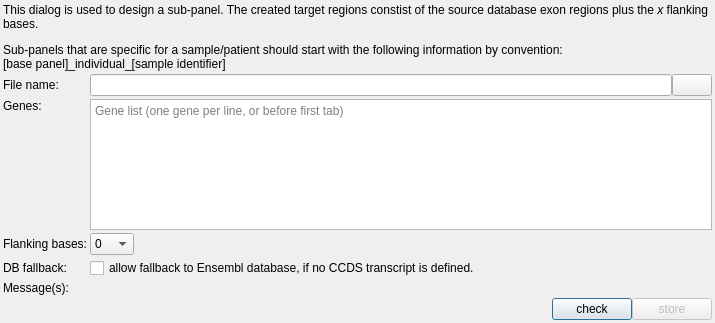
First picture: the form in src/GSvar/SubpanelDesignDialog.ui, repository imgag/ngs-bits, before the edit.
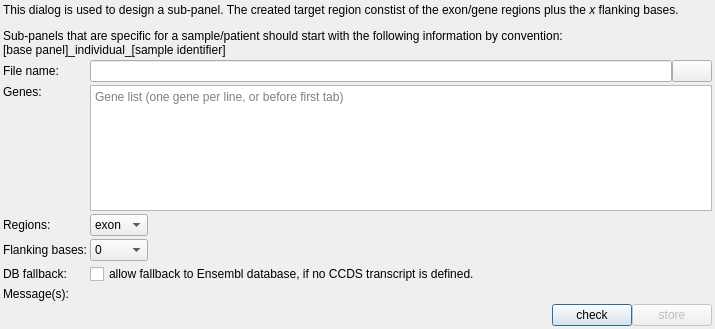
Second picture: the form after the edit. Icons and pictures are not drawn.

Commit message: GSvar: Sub-panels can now be designed gene-wise in addition to exon-wise

Diff of the .ui file:
```diff
--- a/src/GSvar/SubpanelDesignDialog.ui
+++ b/src/GSvar/SubpanelDesignDialog.ui
@@ -29,50 +29,95 @@
    <property name="spacing">
     <number>3</number>
    </property>
-   <item row="1" column="0">
-    <widget class="QLabel" name="label_3">
-     <property name="text">
-      <string>File name:</string>
-     </property>
-    </widget>
-   </item>
-   <item row="0" column="0" colspan="2">
-    <widget class="QLabel" name="label_5">
-     <property name="sizePolicy">
-      <sizepolicy hsizetype="Preferred" vsizetype="Fixed">
-       <horstretch>0</horstretch>
-       <verstretch>0</verstretch>
-      </sizepolicy>
-     </property>
-     <property name="text">
-      <string>&lt;html&gt;&lt;head/&gt;&lt;body&gt;&lt;p&gt;This dialog is used to design a sub-panel. The created target regions constist of the source database exon regions plus the &lt;span style=&quot; font-style:italic;&quot;&gt;x&lt;/span&gt; flanking bases.&lt;/p&gt;&lt;p&gt;Sub-panels that are specific for a sample/patient should start with the following information by convention:&lt;br/&gt;[base panel]_individual_[sample identifier]&lt;/p&gt;&lt;/body&gt;&lt;/html&gt;</string>
-     </property>
-     <property name="scaledContents">
-      <bool>false</bool>
-     </property>
-     <property name="wordWrap">
-      <bool>true</bool>
-     </property>
-    </widget>
-   </item>
    <item row="5" column="0">
+    <widget class="QLabel" name="label_6">
+     <property name="text">
+      <string>Flanking bases:</string>
+     </property>
+    </widget>
+   </item>
+   <item row="6" column="0">
     <widget class="QLabel" name="label_7">
      <property name="text">
       <string>DB fallback:</string>
      </property>
     </widget>
    </item>
-   <item row="3" column="0">
-    <widget class="QLabel" name="label">
+   <item row="8" column="0" colspan="2">
+    <layout class="QHBoxLayout" name="horizontalLayout">
+     <property name="spacing">
+      <number>0</number>
+     </property>
+     <item>
+      <spacer name="horizontalSpacer">
+       <property name="orientation">
+        <enum>Qt::Horizontal</enum>
+       </property>
+       <property name="sizeHint" stdset="0">
+        <size>
+         <width>40</width>
+         <height>20</height>
+        </size>
+       </property>
+      </spacer>
+     </item>
+     <item>
+      <widget class="QPushButton" name="check">
+       <property name="text">
+        <string>check</string>
+       </property>
+      </widget>
+     </item>
+     <item>
+      <widget class="QPushButton" name="store">
+       <property name="enabled">
+        <bool>false</bool>
+       </property>
+       <property name="text">
+        <string>store</string>
+       </property>
+      </widget>
+     </item>
+    </layout>
+   </item>
+   <item row="7" column="0">
+    <widget class="QLabel" name="label_4">
      <property name="text">
-      <string>Genes:</string>
+      <string>Message(s):</string>
      </property>
      <property name="alignment">
       <set>Qt::AlignLeading|Qt::AlignLeft|Qt::AlignTop</set>
      </property>
     </widget>
    </item>
-   <item row="6" column="1">
+   <item row="1" column="1">
+    <layout class="QHBoxLayout" name="horizontalLayout_4">
+     <property name="spacing">
+      <number>0</number>
+     </property>
+     <item>
+      <widget class="QLineEdit" name="name"/>
+     </item>
+     <item>
+      <widget class="QPushButton" name="import_btn">
+       <property name="toolTip">
+        <string>&lt;html&gt;&lt;head/&gt;&lt;body&gt;&lt;p&gt;Import name and gene list from existing sub-panel.&lt;/p&gt;&lt;/body&gt;&lt;/html&gt;</string>
+       </property>
+       <property name="text">
+        <string/>
+       </property>
+       <property name="icon">
+        <iconset resource="GSvar.qrc">
+         <normaloff>:/Icons/Import.png</normaloff>:/Icons/Import.png</iconset>
+       </property>
+       <property name="flat">
+        <bool>false</bool>
+       </property>
+      </widget>
+     </item>
+    </layout>
+   </item>
+   <item row="7" column="1">
     <widget class="QLabel" name="messages">
      <property name="minimumSize">
       <size>
@@ -91,10 +136,29 @@
      </property>
     </widget>
    </item>
-   <item row="4" column="0">
-    <widget class="QLabel" name="label_6">
+   <item row="0" column="0" colspan="2">
+    <widget class="QLabel" name="label_5">
+     <property name="sizePolicy">
+      <sizepolicy hsizetype="Preferred" vsizetype="Fixed">
+       <horstretch>0</horstretch>
+       <verstretch>0</verstretch>
+      </sizepolicy>
+     </property>
      <property name="text">
-      <string>Flanking bases:</string>
+      <string>&lt;html&gt;&lt;head/&gt;&lt;body&gt;&lt;p&gt;This dialog is used to design a sub-panel. The created target region constist of the exon/gene regions plus the &lt;span style=&quot; font-style:italic;&quot;&gt;x&lt;/span&gt; flanking bases.&lt;/p&gt;&lt;p&gt;Sub-panels that are specific for a sample/patient should start with the following information by convention:&lt;br/&gt;[base panel]_individual_[sample identifier]&lt;/p&gt;&lt;/body&gt;&lt;/html&gt;</string>
+     </property>
+     <property name="scaledContents">
+      <bool>false</bool>
+     </property>
+     <property name="wordWrap">
+      <bool>true</bool>
+     </property>
+    </widget>
+   </item>
+   <item row="1" column="0">
+    <widget class="QLabel" name="label_3">
+     <property name="text">
+      <string>File name:</string>
      </property>
     </widget>
    </item>
@@ -111,44 +175,7 @@
      </property>
     </widget>
    </item>
-   <item row="7" column="0" colspan="2">
-    <layout class="QHBoxLayout" name="horizontalLayout">
-     <property name="spacing">
-      <number>0</number>
-     </property>
-     <item>
-      <spacer name="horizontalSpacer">
-       <property name="orientation">
-        <enum>Qt::Horizontal</enum>
-       </property>
-       <property name="sizeHint" stdset="0">
-        <size>
-         <width>40</width>
-         <height>20</height>
-        </size>
-       </property>
-      </spacer>
-     </item>
-     <item>
-      <widget class="QPushButton" name="check">
-       <property name="text">
-        <string>check</string>
-       </property>
-      </widget>
-     </item>
-     <item>
-      <widget class="QPushButton" name="store">
-       <property name="enabled">
-        <bool>false</bool>
-       </property>
-       <property name="text">
-        <string>store</string>
-       </property>
-      </widget>
-     </item>
-    </layout>
-   </item>
-   <item row="4" column="1">
+   <item row="5" column="1">
     <layout class="QHBoxLayout" name="horizontalLayout_2">
      <property name="spacing">
       <number>0</number>
@@ -183,6 +210,26 @@
          <string>20</string>
         </property>
        </item>
+       <item>
+        <property name="text">
+         <string>50</string>
+        </property>
+       </item>
+       <item>
+        <property name="text">
+         <string>100</string>
+        </property>
+       </item>
+       <item>
+        <property name="text">
+         <string>1000</string>
+        </property>
+       </item>
+       <item>
+        <property name="text">
+         <string>5000</string>
+        </property>
+       </item>
       </widget>
      </item>
      <item>
@@ -200,7 +247,17 @@
      </item>
     </layout>
    </item>
-   <item row="5" column="1">
+   <item row="3" column="0">
+    <widget class="QLabel" name="label">
+     <property name="text">
+      <string>Genes:</string>
+     </property>
+     <property name="alignment">
+      <set>Qt::AlignLeading|Qt::AlignLeft|Qt::AlignTop</set>
+     </property>
+    </widget>
+   </item>
+   <item row="6" column="1">
     <layout class="QHBoxLayout" name="horizontalLayout_3">
      <property name="spacing">
       <number>0</number>
@@ -227,43 +284,47 @@
      </item>
     </layout>
    </item>
-   <item row="1" column="1">
-    <layout class="QHBoxLayout" name="horizontalLayout_4">
+   <item row="4" column="0">
+    <widget class="QLabel" name="label_2">
+     <property name="text">
+      <string>Regions:</string>
+     </property>
+    </widget>
+   </item>
+   <item row="4" column="1">
+    <layout class="QHBoxLayout" name="horizontalLayout_5">
      <property name="spacing">
-      <number>0</number>
+      <number>3</number>
      </property>
      <item>
-      <widget class="QLineEdit" name="name"/>
-     </item>
-     <item>
-      <widget class="QPushButton" name="import_btn">
-       <property name="toolTip">
-        <string>&lt;html&gt;&lt;head/&gt;&lt;body&gt;&lt;p&gt;Import name and gene list from existing sub-panel.&lt;/p&gt;&lt;/body&gt;&lt;/html&gt;</string>
-       </property>
-       <property name="text">
-        <string/>
-       </property>
-       <property name="icon">
-        <iconset resource="GSvar.qrc">
-         <normaloff>:/Icons/Import.png</normaloff>:/Icons/Import.png</iconset>
-       </property>
-       <property name="flat">
-        <bool>false</bool>
-       </property>
+      <widget class="QComboBox" name="mode">
+       <item>
+        <property name="text">
+         <string>exon</string>
+        </property>
+       </item>
+       <item>
+        <property name="text">
+         <string>gene</string>
+        </property>
+       </item>
       </widget>
      </item>
+     <item>
+      <spacer name="horizontalSpacer_4">
+       <property name="orientation">
+        <enum>Qt::Horizontal</enum>
+       </property>
+       <property name="sizeHint" stdset="0">
+        <size>
+         <width>40</width>
+         <height>20</height>
+        </size>
+       </property>
+      </spacer>
+     </item>
     </layout>
    </item>
-   <item row="6" column="0">
-    <widget class="QLabel" name="label_4">
-     <property name="text">
-      <string>Message(s):</string>
-     </property>
-     <property name="alignment">
-      <set>Qt::AlignLeading|Qt::AlignLeft|Qt::AlignTop</set>
-     </property>
-    </widget>
-   </item>
   </layout>
  </widget>
  <resources>
```
The commit also changes 2 other files.
